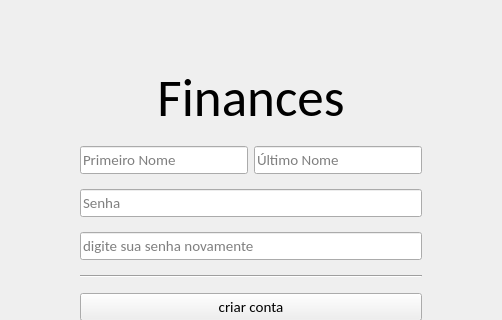
This is proto/UI/CreateAccount.ui in iagoofelipe/FinancesV2 as Qt 5 draws it before an edit; both pictures show x 299 to 801 and y 103 to 423 of the 1100 by 670 pixel window. The edited form follows.
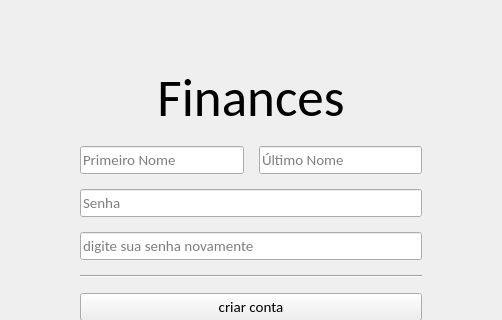
This is the edited form.

```diff
--- a/proto/UI/CreateAccount.ui
+++ b/proto/UI/CreateAccount.ui
@@ -70,6 +70,9 @@
       <item>
        <widget class="QWidget" name="widget_4" native="true">
         <layout class="QHBoxLayout" name="horizontalLayout_4">
+         <property name="spacing">
+          <number>15</number>
+         </property>
          <property name="leftMargin">
           <number>0</number>
          </property>
```
